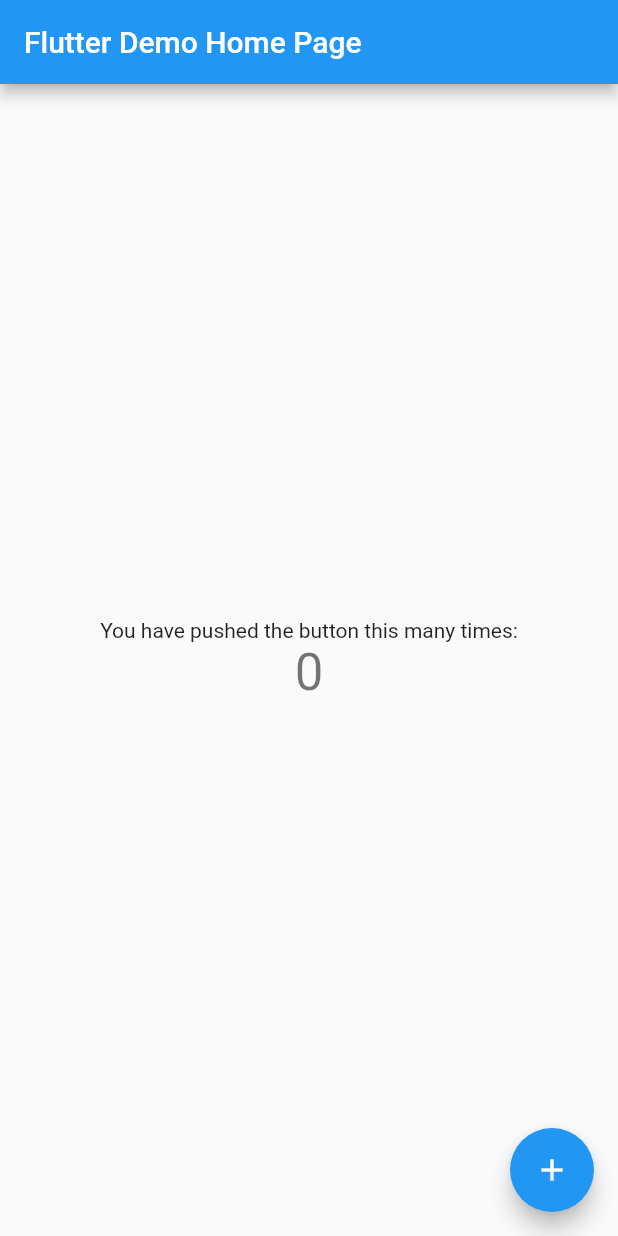
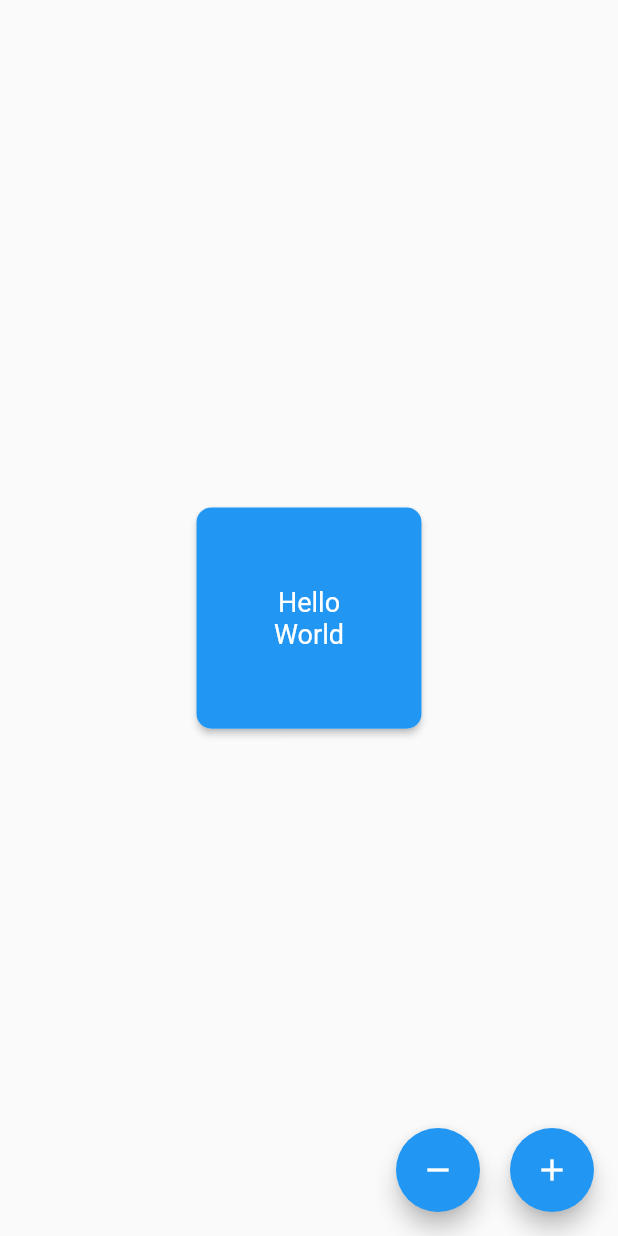
Before and after one commit to YamamotoDesu/black_hole_animation, a Flutter app: the screen it shows after launch, on a phone screen of 412 x 824 dp. Run offline on Flutter 3.47's test engine with Material 2 defaults, Android fonts, the phone set to English and light mode, and no system bars.

```diff
--- /dev/null
+++ b/lib/black_hole_page.dart
@@ -0,0 +1,192 @@
+import 'dart:math';
+
+import 'package:flutter/material.dart';
+
+class CardHiddenAnimationPage extends StatefulWidget {
+  const CardHiddenAnimationPage({Key? key}) : super(key: key);
+
+  @override
+  State<CardHiddenAnimationPage> createState() =>
+      CardHiddenAnimationPageState();
+}
+
+class CardHiddenAnimationPageState extends State<CardHiddenAnimationPage>
+    with TickerProviderStateMixin {
+  final cardSize = 150.0;
+
+  late final holeSizeTween = Tween<double>(
+    begin: 0,
+    end: 1.5 * cardSize,
+  );
+  late final holeAnimationController = AnimationController(
+    vsync: this,
+    duration: const Duration(milliseconds: 300),
+  );
+  double get holeSize => holeSizeTween.evaluate(holeAnimationController);
+  late final cardOffsetAnimationController = AnimationController(
+    vsync: this,
+    duration: const Duration(milliseconds: 1000),
+  );
+
+  late final cardOffsetTween = Tween<double>(
+    begin: 0,
+    end: 2 * cardSize,
+  ).chain(CurveTween(curve: Curves.easeInBack));
+  late final cardRotationTween = Tween<double>(
+    begin: 0,
+    end: 0.5,
+  ).chain(CurveTween(curve: Curves.easeInBack));
+  late final cardElevationTween = Tween<double>(
+    begin: 2,
+    end: 20,
+  );
+
+  double get cardOffset =>
+      cardOffsetTween.evaluate(cardOffsetAnimationController);
+  double get cardRotation =>
+      cardRotationTween.evaluate(cardOffsetAnimationController);
+  double get cardElevation =>
+      cardElevationTween.evaluate(cardOffsetAnimationController);
+
+  @override
+  void initState() {
+    holeAnimationController.addListener(() => setState(() {}));
+    cardOffsetAnimationController.addListener(() => setState(() {}));
+    super.initState();
+  }
+
+  @override
+  void dispose() {
+    holeAnimationController.dispose();
+    cardOffsetAnimationController.dispose();
+    super.dispose();
+  }
+
+  @override
+  Widget build(BuildContext context) {
+    return Scaffold(
+      floatingActionButton: Row(
+        mainAxisSize: MainAxisSize.min,
+        children: [
+          FloatingActionButton(
+            onPressed: () async {
+              holeAnimationController.forward();
+              await cardOffsetAnimationController.forward();
+              Future.delayed(const Duration(milliseconds: 200),
+                  () => holeAnimationController.reverse());
+            },
+            child: const Icon(Icons.remove),
+          ),
+          const SizedBox(width: 20),
+          FloatingActionButton(
+            onPressed: () {
+              cardOffsetAnimationController.reverse();
+              holeAnimationController.reverse();
+            },
+            child: const Icon(Icons.add),
+          ),
+        ],
+      ),
+      body: Center(
+        child: SizedBox(
+          height: cardSize * 1.25,
+          width: double.infinity,
+          child: ClipPath(
+            clipper: BlackHoleClipper(),
+            child: Stack(
+              alignment: Alignment.bottomCenter,
+              clipBehavior: Clip.none,
+              children: [
+                SizedBox(
+                  width: holeSize,
+                  child: Image.asset(
+                    'assets/hole.png',
+                    fit: BoxFit.fill,
+                  ),
+                ),
+                Positioned(
+                  child: Center(
+                    child: Transform.translate(
+                      offset: Offset(0, cardOffset),
+                      child: Transform.rotate(
+                        angle: cardRotation,
+                        child: Padding(
+                          padding: const EdgeInsets.all(20.0),
+                          child: HelloWorldCard(
+                            size: cardSize,
+                            elevation: cardElevation,
+                          ),
+                        ),
+                      ),
+                    ),
+                  ),
+                ),
+              ],
+            ),
+          ),
+        ),
+      ),
+    );
+  }
+}
+
+class BlackHoleClipper extends CustomClipper<Path> {
+  @override
+  Path getClip(Size size) {
+    final path = Path();
+    path.moveTo(0, size.height / 2);
+    path.arcTo(
+      Rect.fromCenter(
+        center: Offset(size.width / 2, size.height / 2),
+        width: size.width,
+        height: size.height,
+      ),
+      0,
+      pi,
+      true,
+    );
+    // Using -1000 guarantees the card won't be clipped at the top, regardless of its height
+    path.lineTo(0, -1000);
+    path.lineTo(size.width, -1000);
+    path.close();
+    return path;
+  }
+
+  @override
+  bool shouldReclip(BlackHoleClipper oldClipper) => false;
+}
+
+class HelloWorldCard extends StatelessWidget {
+  const HelloWorldCard({
+    Key? key,
+    required this.size,
+    required this.elevation,
+  }) : super(key: key);
+
+  final double size;
+  final double elevation;
+
+  @override
+  Widget build(BuildContext context) {
+    return Material(
+      elevation: elevation,
+      borderRadius: BorderRadius.circular(10),
+      child: SizedBox.square(
+        dimension: size,
+        child: DecoratedBox(
+          decoration: BoxDecoration(
+            borderRadius: BorderRadius.circular(10),
+            color: Colors.blue,
+          ),
+          child: const Center(
+            child: Text(
+              'Hello\nWorld',
+              textAlign: TextAlign.center,
+              style: TextStyle(color: Colors.white, fontSize: 18),
+            ),
+          ),
+        ),
+      ),
+    );
+  }
+}
--- a/lib/main.dart
+++ b/lib/main.dart
@@ -1,4 +1,6 @@
 import 'package:flutter/material.dart';
+
+import 'black_hole_page.dart';
 
 void main() {
   runApp(const MyApp());
@@ -15,55 +17,7 @@ class MyApp extends StatelessWidget {
       theme: ThemeData(
         primarySwatch: Colors.blue,
       ),
-      home: const MyHomePage(title: 'Flutter Demo Home Page'),
+      home: const CardHiddenAnimationPage(),
     );
   }
 }
-
-class MyHomePage extends StatefulWidget {
-  const MyHomePage({super.key, required this.title});
-
-  final String title;
-
-  @override
-  State<MyHomePage> createState() => _MyHomePageState();
-}
-
-class _MyHomePageState extends State<MyHomePage> {
-  int _counter = 0;
-
-  void _incrementCounter() {
-    setState(() {
-      _counter++;
-    });
-  }
-
-  @override
-  Widget build(BuildContext context) {
-
-    return Scaffold(
-      appBar: AppBar(
-        title: Text(widget.title),
-      ),
-      body: Center(
-        child: Column(
-          mainAxisAlignment: MainAxisAlignment.center,
-          children: <Widget>[
-            const Text(
-              'You have pushed the button this many times:',
-            ),
-            Text(
-              '$_counter',
-              style: Theme.of(context).textTheme.headlineMedium,
-            ),
-          ],
-        ),
-      ),
-      floatingActionButton: FloatingActionButton(
-        onPressed: _incrementCounter,
-        tooltip: 'Increment',
-        child: const Icon(Icons.add),
-      ), // This trailing comma makes auto-formatting nicer for build methods.
-    );
-  }
-}
--- a/pubspec.yaml
+++ b/pubspec.yaml
@@ -59,9 +59,8 @@ flutter:
   uses-material-design: true
 
   # To add assets to your application, add an assets section, like this:
-  # assets:
-  #   - images/a_dot_burr.jpeg
-  #   - images/a_dot_ham.jpeg
+  assets:
+    - assets/hole.png
 
   # An image asset can refer to one or more resolution-specific "variants", see
   # https://flutter.dev/assets-and-images/#resolution-aware
```
Also changed, not shown: assets/hole.png (added).
